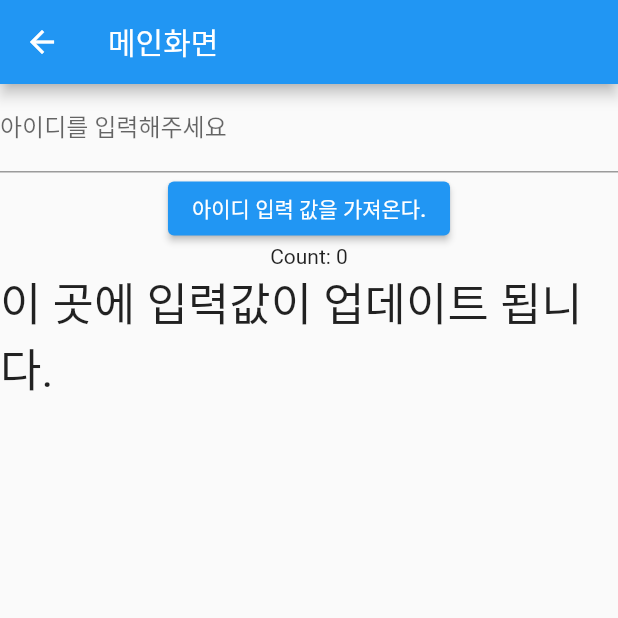
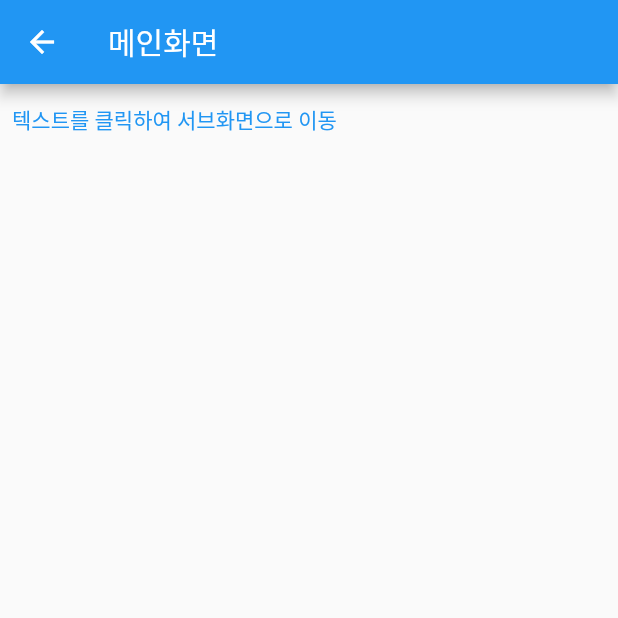
Before and after one commit to heosujinnn/Udemy-Flutter, a Flutter app: the screen it shows after launch, on a phone screen of 412 x 824 dp, the top half of it. Run offline on Flutter 3.47's test engine with Material 2 defaults, Android fonts, the phone set to English and light mode, and no system bars.

```diff
--- a/lib/screen/main_screen.dart
+++ b/lib/screen/main_screen.dart
@@ -1,11 +1,13 @@
 import 'package:flutter/material.dart';
 
+/// 메인화면
 class MainScreen extends StatefulWidget {
   const MainScreen({Key? key}) : super(key: key);
 
   @override
   State<MainScreen> createState() => _MainScreenState();
 }
+
 /// stless
 /// alt+enter -> remove 할 수 있음.
 /// alt+enter -> wrap with Row ... 등 기능 추가도 가능!
@@ -13,10 +15,6 @@ class MainScreen extends StatefulWidget {
 /// ctrl + .  : 코드 접기
 
 class _MainScreenState extends State<MainScreen> {
-  TextEditingController idController = TextEditingController();
-  String msg = '이 곳에 입력값이 업데이트 됩니다.';
-  ValueNotifier<int> counter = ValueNotifier<int>(0);
-
   @override
   Widget build(BuildContext context) {
     return Scaffold(
@@ -25,29 +23,18 @@ class _MainScreenState extends State<MainScreen> {
       ),
       body: Column(
         children: [
-          TextField(
-            controller: idController,
-            decoration: InputDecoration(labelText: '아이디를 입력해주세요'),
-          ),
-          ElevatedButton(
-            onPressed: () {
-              // setState(() {
-              //   // widget 업데이트!! setState 안에 넣는것이 좋습니다. 값만 리로딩되니까 성능적으로 굿
-              //   msg = idController.text.toString();
-              // });
-              counter.value=30;
-            },
-            child: Text('아이디 입력 값을 가져온다.'),
-          ),
+          TextButton(
+              onPressed: () {
+                //서브 화면으로 이동하는데 생성하면서 이동한다!
+                //Navigator.pushNamed(context, '/sub');
+                Navigator.pushNamed(context, '/sub', arguments: 'hello');
 
-          //ValueNotifier로 값 변경하기 count:0 에서 버튼 클릭하면 30으로 바뀜
-          ValueListenableBuilder(valueListenable: counter, builder:(context, value, child) {
-            return Text('Count: $value');
-          }),
-          Text(
-            msg,
-            style: TextStyle(fontSize: 30),
-          )
+                //서브 화면에서 main화면을 없애고 이동한다. 스택을 지우고 이동
+                /// Navigator.pushReplacementNamed(context, '/sub');
+                //context 란? 현재 화면이나 객체에 담겨있는 모든 정보,
+                // 내 화면이 어디다 라고 알리기 위해 넘김
+              },
+              child: Text('텍스트를 클릭하여 서브화면으로 이동')),
         ],
       ),
     );
```
Also changed, not shown: lib/main.dart (+10 -0 lines), lib/screen/sub_screen.dart (added, +31 -0 lines).
